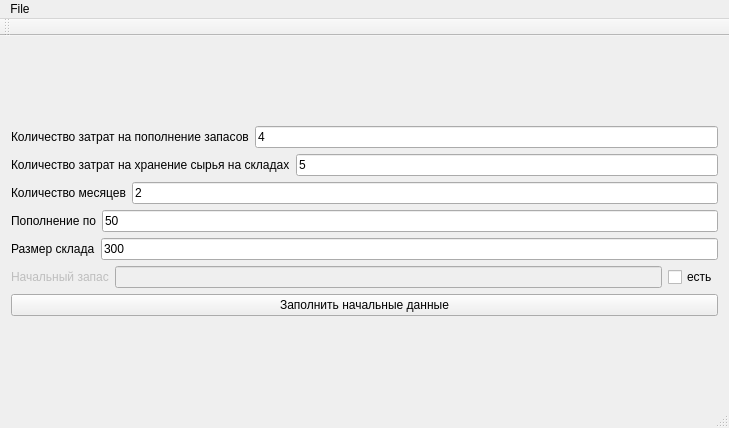
Before: the Qt Designer form mainwindow.ui in GoldGshok/PostEat, drawn with Qt 5.
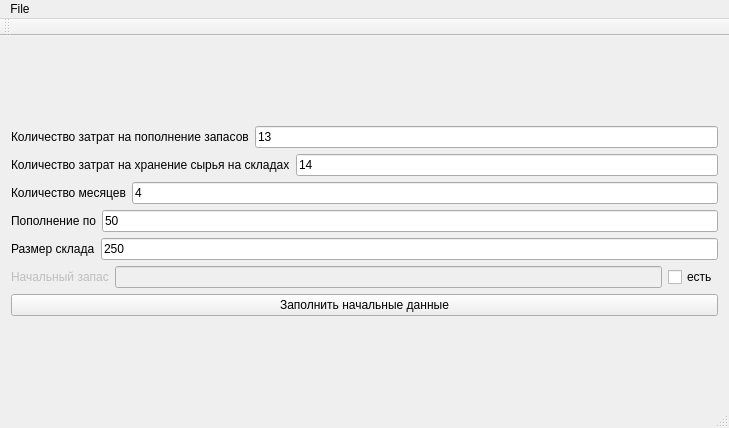
After: the same form once the commit is applied.

```diff
--- a/mainwindow.ui
+++ b/mainwindow.ui
@@ -29,7 +29,7 @@
         <item>
          <widget class="QLineEdit" name="edtInventory">
           <property name="text">
-           <string>4</string>
+           <string>13</string>
           </property>
          </widget>
         </item>
@@ -47,7 +47,7 @@
         <item>
          <widget class="QLineEdit" name="edtMaterials">
           <property name="text">
-           <string>5</string>
+           <string>14</string>
           </property>
          </widget>
         </item>
@@ -65,7 +65,7 @@
         <item>
          <widget class="QLineEdit" name="edtT">
           <property name="text">
-           <string>2</string>
+           <string>4</string>
           </property>
          </widget>
         </item>
@@ -101,7 +101,7 @@
         <item>
          <widget class="QLineEdit" name="edtM">
           <property name="text">
-           <string>300</string>
+           <string>250</string>
           </property>
          </widget>
         </item>
```
Left out of the diff: 2 changed lines with no effect on the pictures.
